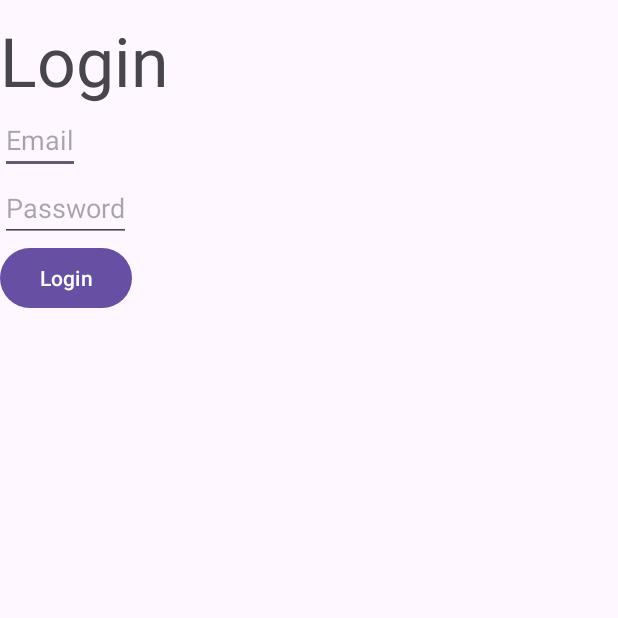
After one commit to MrTanguy/Fishnov_appli, an Android app: the LoginActivity screen opened directly, with no data from a screen before it, on a phone screen of 412 x 824 dp, the top half of it. The commit adds this screen. Run offline under Robolectric (Android 15) with nearby library versions, the phone set to English and light mode, and no system bars; our stand-ins replace data binding.

Commit message:
Ajout de la requête API /login. /register /login,les 2 requêtes fonctionnent, il manque la récupération des infos pour les cookies de sessions.

```diff
--- /dev/null
+++ b/app/src/main/java/com/example/fishnov/data/classes/LoginForm.kt
@@ -0,0 +1,4 @@
+package com.example.fishnov.data.classes
+
+data class LoginForm(val email: String,
+                     val password: String)
--- a/app/src/main/java/com/example/fishnov/data/classes/RegisterForm.kt
+++ b/app/src/main/java/com/example/fishnov/data/classes/RegisterForm.kt
@@ -5,4 +5,4 @@ data class RegisterForm (val first_name: String,
                          val email: String,
                          val password: String,
                          val type: String,
-                         val registration_trawler: String){}
+                         val registration_trawler: String)
--- /dev/null
+++ b/app/src/main/java/com/example/fishnov/ui/pages/login/LoginActivity.kt
@@ -0,0 +1,52 @@
+package com.example.fishnov.ui.pages.login
+
+import android.os.Bundle
+import android.widget.Toast
+import androidx.appcompat.app.AppCompatActivity
+import androidx.databinding.DataBindingUtil
+import androidx.lifecycle.ViewModelProvider
+import com.example.fishnov.R
+import com.example.fishnov.data.classes.LoginForm
+import com.example.fishnov.databinding.ActivityLoginBinding
+
+class LoginActivity : AppCompatActivity() {
+
+    lateinit var binding: ActivityLoginBinding
+    lateinit var viewModel: LoginViewModel
+
+    public override fun onCreate(savedInstanceState: Bundle?) {
+        super.onCreate(savedInstanceState)
+        setContentView(R.layout.activity_login)
+        viewModel = ViewModelProvider(this)[LoginViewModel::class.java]
+        binding = DataBindingUtil.setContentView(this, R.layout.activity_login)
+        binding.viewModel = viewModel
+        binding.lifecycleOwner = this
+
+        setupViews()
+    }
+
+    fun setupViews(){
+
+        binding.loginButton.setOnClickListener(){
+            checkLogin()
+        }
+
+    }
+
+    fun checkLogin(){
+
+        // Vérification si les inputs ne sont pas vides
+        if (binding.editTextEmail.text.toString().isEmpty()
+            or binding.editTextPassword.text.toString().isEmpty()) {
+            Toast.makeText(this,"Please fill up all the form", Toast.LENGTH_SHORT).show()
+
+        } else {
+            val loginForm = LoginForm(
+                email = binding.editTextEmail.text.toString(),
+                password = binding.editTextPassword.text.toString()
+            )
+            val result = viewModel.callAPIlogin(loginForm)
+        }
+    }
+
+}
--- /dev/null
+++ b/app/src/main/java/com/example/fishnov/ui/pages/login/LoginViewModel.kt
@@ -0,0 +1,16 @@
+package com.example.fishnov.ui.pages.login
+
+import androidx.lifecycle.ViewModel
+import com.example.fishnov.data.classes.LoginForm
+import com.example.fishnov.data.repository.API
+import kotlinx.coroutines.runBlocking
+
+class LoginViewModel : ViewModel() {
+
+    val repository = API()
+
+    fun callAPIlogin(loginForm: LoginForm) = runBlocking {
+        return@runBlocking repository.login(loginForm)
+    }
+
+}
--- a/app/src/main/java/com/example/fishnov/ui/pages/main/MainActivity.kt
+++ b/app/src/main/java/com/example/fishnov/ui/pages/main/MainActivity.kt
@@ -7,6 +7,7 @@ import androidx.lifecycle.ViewModelProvider
 import androidx.appcompat.app.AppCompatActivity
 import com.example.fishnov.R
 import com.example.fishnov.databinding.ActivityMainBinding
+import com.example.fishnov.ui.pages.login.LoginActivity
 import com.example.fishnov.ui.pages.register.RegisterActivity
 
 
@@ -27,5 +28,6 @@ class MainActivity : AppCompatActivity() {
 
     private fun setupViews() {
         binding.registerButton.setOnClickListener { startActivity(Intent(this, RegisterActivity::class.java))}
+        binding.loginButton.setOnClickListener { startActivity(Intent(this, LoginActivity::class.java))}
     }
 }
--- a/app/src/main/java/com/example/fishnov/ui/pages/main/MainViewModel.kt
+++ b/app/src/main/java/com/example/fishnov/ui/pages/main/MainViewModel.kt
@@ -4,6 +4,4 @@ import androidx.lifecycle.ViewModel
 
 class MainViewModel : ViewModel() {
 
-    var test: String = "HEYYY"
-
 }
--- a/app/src/main/java/com/example/fishnov/ui/pages/register/RegisterViewModel.kt
+++ b/app/src/main/java/com/example/fishnov/ui/pages/register/RegisterViewModel.kt
@@ -1,6 +1,7 @@
 package com.example.fishnov.ui.pages.register
 
 import androidx.lifecycle.ViewModel
+import com.example.fishnov.data.classes.RegisterForm
 import com.example.fishnov.data.repository.API
 import kotlinx.coroutines.runBlocking
 
@@ -8,8 +9,8 @@ class RegisterViewModel : ViewModel() {
 
     val repository = API()
 
-    fun callAPIregister(user: String) = runBlocking {
-        return@runBlocking repository.register(user)
+    fun callAPIregister(registerForm: RegisterForm) = runBlocking {
+        return@runBlocking repository.register(registerForm)
     }
 
 }
--- a/app/src/main/res/layout/activity_login.xml
+++ b/app/src/main/res/layout/activity_login.xml
@@ -1,6 +1,48 @@
 <?xml version="1.0" encoding="utf-8"?>
-<androidx.constraintlayout.widget.ConstraintLayout xmlns:android="http://schemas.android.com/apk/res/android"
-    android:layout_width="match_parent"
-    android:layout_height="match_parent">
+<layout
+    xmlns:android="http://schemas.android.com/apk/res/android"
+    xmlns:app="http://schemas.android.com/apk/res-auto"
+    xmlns:tools="http://schemas.android.com/tools">
+    <data>
+        <variable
+            name="viewModel"
+            type="com.example.fishnov.ui.pages.login.LoginViewModel"/>
+    </data>
 
-</androidx.constraintlayout.widget.ConstraintLayout>
+    <LinearLayout
+        android:layout_width="match_parent"
+        android:layout_height="match_parent"
+        android:orientation="vertical"
+        tools:context=".ui.pages.login.LoginActivity">
+
+        <TextView
+            android:layout_width="wrap_content"
+            android:layout_height="wrap_content"
+            android:text="Login"
+            android:layout_marginTop="10dp"
+            android:textSize="45sp"
+            android:textAlignment="center"/>
+
+        <EditText
+            android:id="@+id/editTextEmail"
+            android:layout_width="wrap_content"
+            android:layout_height="wrap_content"
+            android:gravity="center_horizontal"
+            android:hint="Email" />
+
+        <EditText
+            android:id="@+id/editTextPassword"
+            android:layout_width="wrap_content"
+            android:layout_height="wrap_content"
+            android:gravity="center_horizontal"
+            android:hint="Password" />
+
+        <Button
+            android:id="@+id/login_button"
+            android:layout_height="wrap_content"
+            android:layout_width="wrap_content"
+            android:text="Login" />
+
+    </LinearLayout>
+
+</layout>
```
Also changed, not shown: app/src/main/AndroidManifest.xml (+7 -0 lines), app/src/main/java/com/example/fishnov/data/repository/API.kt (+57 -9 lines), app/src/main/java/com/example/fishnov/ui/pages/register/RegisterActivity.kt (+24 -17 lines).
